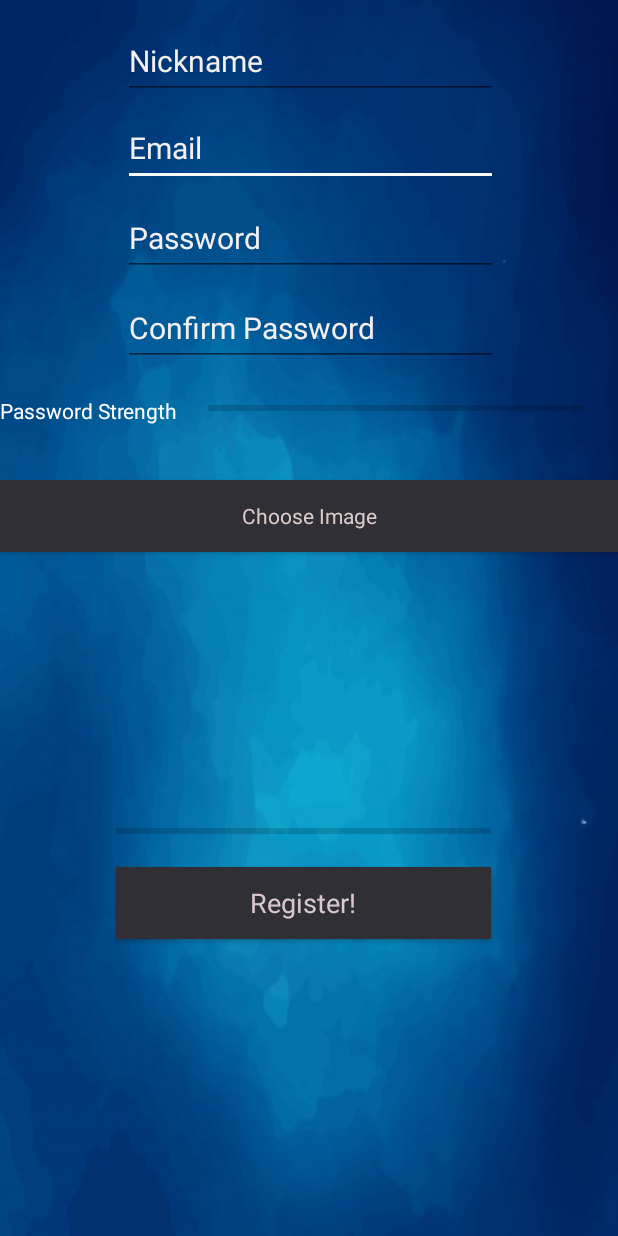
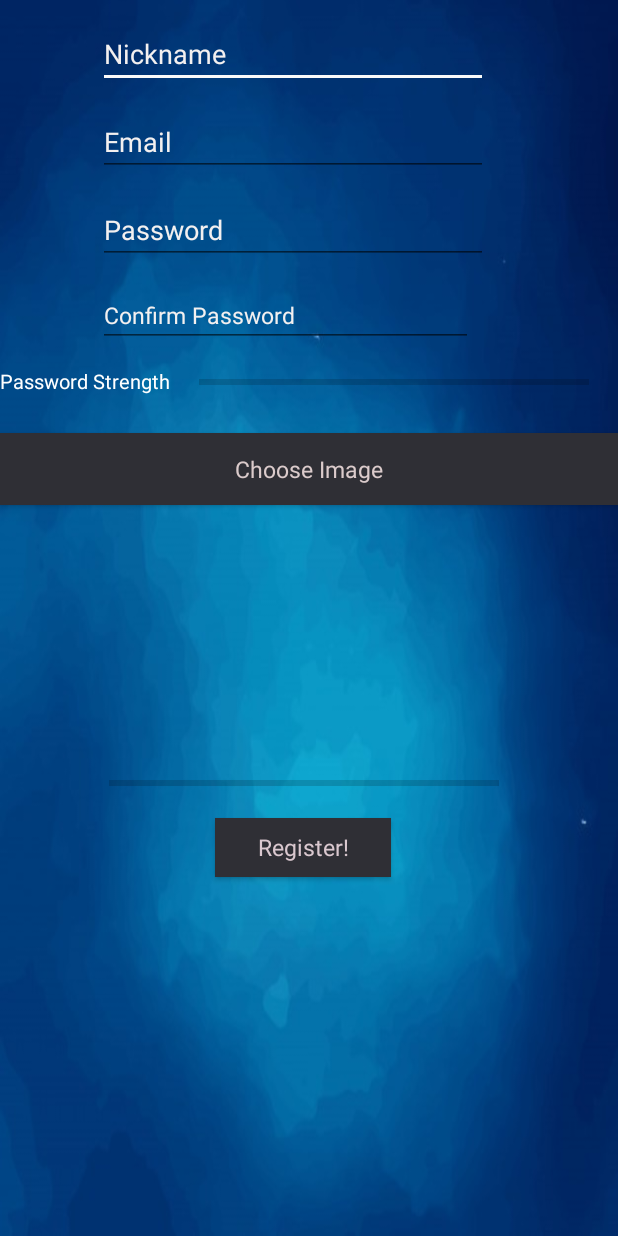
Before and after one commit to aymanm419/Messenger, an Android app: the registerActivity screen opened directly, with no data from a screen before it, on a phone screen of 412 x 824 dp. Run offline under Robolectric (Android 15) with nearby library versions, the phone set to English and light mode, and no system bars; our stand-ins replace Firebase (no records; nobody signed in at launch, a user with empty details on screens opened directly), sdp/ssp sizes.

Commit message:
Fix UI Scalability
-Add scalable DPI to project.
-Add scalable SP to project.
-fix all broken layouts

```diff
--- a/app/src/main/res/layout/activity_register.xml
+++ b/app/src/main/res/layout/activity_register.xml
@@ -20,140 +20,6 @@
         app:layout_constraintVertical_bias="0.0"
         app:srcCompat="@drawable/loginbackground" />
 
-    <EditText
-        android:id="@+id/emailRegisterText"
-        style="@style/AppTheme"
-        android:layout_width="250dp"
-        android:layout_height="50dp"
-        android:layout_marginTop="8dp"
-        android:ems="10"
-        android:hint="Email"
-        android:inputType="textWebEmailAddress|textPersonName"
-        android:textColor="#F3F0F0"
-        android:textColorHighlight="#F3F0F0"
-        android:textColorHint="#F3F0F0"
-        android:textColorLink="#F3F0F0"
-        android:textSize="20sp"
-        app:layout_constraintEnd_toEndOf="@+id/nickNameEditText"
-        app:layout_constraintStart_toStartOf="@+id/nickNameEditText"
-        app:layout_constraintTop_toBottomOf="@+id/nickNameEditText" />
-
-    <EditText
-        android:id="@+id/passwordRegisterText"
-        style="@style/AppTheme"
-        android:layout_width="250dp"
-        android:layout_height="50dp"
-        android:layout_marginTop="10dp"
-        android:ems="10"
-        android:hint="Password"
-        android:inputType="textPersonName|textPassword"
-        android:textColor="#F3F0F0"
-        android:textColorHighlight="#F3F0F0"
-        android:textColorHint="#F3F0F0"
-        android:textColorLink="#F3F0F0"
-        android:textSize="20sp"
-        app:layout_constraintEnd_toEndOf="@+id/emailRegisterText"
-        app:layout_constraintStart_toStartOf="@+id/emailRegisterText"
-        app:layout_constraintTop_toBottomOf="@+id/emailRegisterText" />
-
-    <EditText
-        android:id="@+id/passwordConfirmText"
-        style="@style/AppTheme"
-        android:layout_width="250dp"
-        android:layout_height="50dp"
-        android:layout_marginTop="10dp"
-        android:ems="10"
-        android:hint="Confirm Password"
-        android:inputType="textPersonName|textPassword"
-        android:textColor="#F3F0F0"
-        android:textColorHighlight="#F3F0F0"
-        android:textColorHint="#F3F0F0"
-        android:textColorLink="#F3F0F0"
-        android:textSize="20sp"
-        app:layout_constraintEnd_toEndOf="@+id/passwordRegisterText"
-        app:layout_constraintStart_toStartOf="@+id/passwordRegisterText"
-        app:layout_constraintTop_toBottomOf="@+id/passwordRegisterText" />
-
-    <Button
-        android:id="@+id/button"
-        style="@style/AppTheme"
-        android:layout_width="0dp"
-        android:layout_height="48dp"
-        android:layout_marginTop="16dp"
-        android:background="#2F2F35"
-        android:onClick="Register"
-        android:text="Register!"
-        android:textColor="#DAC8CF"
-        android:textSize="18sp"
-        app:layout_constraintEnd_toEndOf="@+id/progressBar"
-        app:layout_constraintStart_toStartOf="@+id/progressBar"
-        app:layout_constraintTop_toBottomOf="@+id/progressBar" />
-
-    <ProgressBar
-        android:id="@+id/passwordStrengthBar"
-        style="?android:attr/progressBarStyleHorizontal"
-        android:layout_width="250dp"
-        android:layout_height="wrap_content"
-        android:layout_marginStart="20dp"
-        android:layout_marginTop="20dp"
-        android:max="100"
-        android:progress="0"
-        app:layout_constraintStart_toEndOf="@+id/passwordStrenghtText"
-        app:layout_constraintTop_toBottomOf="@+id/passwordConfirmText" />
-
-    <TextView
-        android:id="@+id/passwordStrenghtText"
-        android:layout_width="wrap_content"
-        android:layout_height="wrap_content"
-        android:layout_marginTop="20dp"
-        android:text="Password Strength"
-        android:textColor="#FFFFFF"
-        app:layout_constraintStart_toStartOf="parent"
-        app:layout_constraintTop_toBottomOf="@+id/passwordConfirmText" />
-
-    <TextView
-        android:id="@+id/passwordStrengthPercent"
-        android:layout_width="wrap_content"
-        android:layout_height="wrap_content"
-        android:layout_marginStart="50dp"
-        android:layout_marginTop="290dp"
-        android:textColor="#FFFFFF"
-        app:layout_constraintStart_toStartOf="parent"
-        app:layout_constraintTop_toTopOf="parent" />
-
-    <EditText
-        android:id="@+id/nickNameEditText"
-        style="@style/AppTheme"
-        android:layout_width="250dp"
-        android:layout_height="50dp"
-        android:layout_marginStart="82dp"
-        android:layout_marginTop="16dp"
-        android:ems="10"
-        android:hint="Nickname"
-        android:inputType="textPersonName"
-        android:textColor="#F3F0F0"
-        android:textColorHighlight="#F3F0F0"
-        android:textColorHint="#F3F0F0"
-        android:textColorLink="#F3F0F0"
-        android:textSize="20sp"
-        app:layout_constraintStart_toStartOf="parent"
-        app:layout_constraintTop_toTopOf="@+id/RegisterBackground" />
-
-    <Button
-        android:id="@+id/uploadPictureButton"
-        style="@style/AppTheme"
-        android:layout_width="0dp"
-        android:layout_height="wrap_content"
-        android:layout_marginTop="40dp"
-        android:background="#2F2F35"
-        android:onClick="pickImage"
-        android:text="Choose Image"
-        android:textColor="#DBCBCB"
-        app:layout_constraintEnd_toEndOf="@+id/RegisterBackground"
-        app:layout_constraintHorizontal_bias="0.0"
-        app:layout_constraintStart_toStartOf="parent"
-        app:layout_constraintTop_toBottomOf="@+id/passwordStrengthBar" />
-
     <ImageView
         android:id="@+id/uploadImageView"
         android:layout_width="150dp"
@@ -167,12 +33,150 @@
         app:layout_constraintTop_toBottomOf="@+id/uploadPictureButton"
         app:srcCompat="@android:color/transparent" />
 
+    <EditText
+        android:id="@+id/nickNameEditText"
+        style="@style/AppTheme"
+        android:layout_width="@dimen/_200sdp"
+        android:layout_height="wrap_content"
+        android:layout_marginStart="@dimen/_50sdp"
+        android:layout_marginTop="@dimen/_10sdp"
+        android:ems="10"
+        android:hint="Nickname"
+        android:inputType="textPersonName"
+        android:singleLine="true"
+        android:textColor="#F3F0F0"
+        android:textColorHighlight="#F3F0F0"
+        android:textColorHint="#F3F0F0"
+        android:textColorLink="#F3F0F0"
+        android:textSize="@dimen/_14ssp"
+        app:layout_constraintStart_toStartOf="parent"
+        app:layout_constraintTop_toTopOf="@+id/RegisterBackground" />
+
+    <EditText
+        android:id="@+id/emailRegisterText"
+        style="@style/AppTheme"
+        android:layout_width="@dimen/_200sdp"
+        android:layout_height="wrap_content"
+        android:layout_marginStart="@dimen/_50sdp"
+        android:layout_marginTop="@dimen/_10sdp"
+        android:ems="10"
+        android:hint="Email"
+        android:inputType="textWebEmailAddress|textPersonName"
+        android:textColor="#F3F0F0"
+        android:textColorHighlight="#F3F0F0"
+        android:textColorHint="#F3F0F0"
+        android:textColorLink="#F3F0F0"
+        android:textSize="@dimen/_14ssp"
+        app:layout_constraintStart_toStartOf="parent"
+        app:layout_constraintTop_toBottomOf="@+id/nickNameEditText" />
+
+    <EditText
+        android:id="@+id/passwordRegisterText"
+        style="@style/AppTheme"
+        android:layout_width="@dimen/_200sdp"
+        android:layout_height="wrap_content"
+        android:layout_marginStart="@dimen/_50sdp"
+        android:layout_marginTop="@dimen/_10sdp"
+        android:ems="10"
+        android:hint="Password"
+        android:inputType="textPersonName|textPassword"
+        android:textColor="#F3F0F0"
+        android:textColorHighlight="#F3F0F0"
+        android:textColorHint="#F3F0F0"
+        android:textColorLink="#F3F0F0"
+        android:textSize="@dimen/_14ssp"
+        app:layout_constraintStart_toStartOf="parent"
+        app:layout_constraintTop_toBottomOf="@+id/emailRegisterText" />
+
+    <EditText
+        android:id="@+id/passwordConfirmText"
+        style="@style/AppTheme"
+        android:layout_width="250dp"
+        android:layout_height="wrap_content"
+        android:layout_marginStart="@dimen/_50sdp"
+        android:layout_marginTop="@dimen/_10sdp"
+        android:ems="10"
+        android:hint="Confirm Password"
+        android:inputType="textPersonName|textPassword"
+        android:textColor="#F3F0F0"
+        android:textColorHighlight="#F3F0F0"
+        android:textColorHint="#F3F0F0"
+        android:textColorLink="#F3F0F0"
+        android:textSize="@dimen/_12ssp"
+        app:layout_constraintStart_toStartOf="parent"
+        app:layout_constraintTop_toBottomOf="@+id/passwordRegisterText" />
+
+    <TextView
+        android:id="@+id/passwordStrenghtText"
+        android:layout_width="wrap_content"
+        android:layout_height="wrap_content"
+        android:layout_marginTop="@dimen/_10sdp"
+        android:text="Password Strength"
+        android:textColor="#FFFFFF"
+        android:textSize="@dimen/_10ssp"
+        app:layout_constraintStart_toStartOf="parent"
+        app:layout_constraintTop_toBottomOf="@+id/passwordConfirmText" />
+
+    <TextView
+        android:id="@+id/passwordStrengthPercent"
+        android:layout_width="wrap_content"
+        android:layout_height="wrap_content"
+        android:layout_marginStart="@dimen/_35sdp"
+        android:layout_marginTop="@dimen/_200sdp"
+        android:textColor="#FFFFFF"
+        android:textSize="@dimen/_10ssp"
+        app:layout_constraintStart_toStartOf="parent"
+        app:layout_constraintTop_toTopOf="parent" />
+
+    <Button
+        android:id="@+id/registerButton"
+        style="@style/AppTheme"
+        android:layout_width="@dimen/_90sdp"
+        android:layout_height="@dimen/_30sdp"
+        android:layout_marginStart="@dimen/_110sdp"
+        android:layout_marginTop="@dimen/_12sdp"
+        android:background="#2F2F35"
+        android:onClick="Register"
+        android:text="Register!"
+        android:textColor="#DAC8CF"
+        android:textSize="@dimen/_12ssp"
+        app:layout_constraintStart_toStartOf="parent"
+        app:layout_constraintTop_toBottomOf="@+id/progressBar" />
+
+    <Button
+        android:id="@+id/uploadPictureButton"
+        style="@style/AppTheme"
+        android:layout_width="match_parent"
+        android:layout_height="wrap_content"
+        android:layout_marginTop="@dimen/_20sdp"
+        android:background="#2F2F35"
+        android:onClick="pickImage"
+        android:text="Choose Image"
+        android:textColor="#DBCBCB"
+        android:textSize="@dimen/_12ssp"
+        app:layout_constraintEnd_toEndOf="@+id/RegisterBackground"
+        app:layout_constraintHorizontal_bias="0.0"
+        app:layout_constraintStart_toStartOf="parent"
+        app:layout_constraintTop_toBottomOf="@+id/passwordStrengthBar" />
+
+    <ProgressBar
+        android:id="@+id/passwordStrengthBar"
+        style="?android:attr/progressBarStyleHorizontal"
+        android:layout_width="@dimen/_200sdp"
+        android:layout_height="wrap_content"
+        android:layout_marginStart="@dimen/_15sdp"
+        android:layout_marginTop="@dimen/_12sdp"
+        android:max="100"
+        android:progress="0"
+        app:layout_constraintStart_toEndOf="@+id/passwordStrenghtText"
+        app:layout_constraintTop_toBottomOf="@+id/passwordConfirmText" />
+
     <ProgressBar
         android:id="@+id/progressBar"
         style="?android:attr/progressBarStyleHorizontal"
-        android:layout_width="250dp"
+        android:layout_width="@dimen/_200sdp"
         android:layout_height="wrap_content"
-        android:layout_marginTop="16dp"
+        android:layout_marginTop="@dimen/_12sdp"
         android:max="100"
         android:progress="0"
         app:layout_constraintEnd_toEndOf="@+id/uploadImageView"
--- a/app/src/main/res/layout/activity_users.xml
+++ b/app/src/main/res/layout/activity_users.xml
@@ -12,7 +12,7 @@
         android:layout_height="0dp"
         android:cacheColorHint="#00030303"
         android:divider="@color/colorPrimaryDark"
-        android:dividerHeight="1dp"
+        android:dividerHeight="@dimen/_1sdp"
         app:layout_constraintBottom_toBottomOf="parent"
         app:layout_constraintEnd_toEndOf="parent"
         app:layout_constraintStart_toStartOf="parent"
@@ -20,7 +20,7 @@
 
     <androidx.appcompat.widget.Toolbar
         android:id="@+id/toolbar"
-        android:layout_width="0dp"
+        android:layout_width="match_parent"
         android:layout_height="wrap_content"
         android:background="#3F51B5"
         android:clickable="false"
@@ -32,7 +32,7 @@
         app:popupTheme="@style/AppTheme"
         app:subtitleTextAppearance="@style/AppTheme"
         app:subtitleTextColor="#000000"
-        app:titleMargin="4dp"
+        app:titleMargin="@dimen/_2sdp"
         app:titleTextAppearance="@style/AppTheme"
         app:titleTextColor="#0A0A0A" />
 
```
Also changed, not shown: app/src/main/res/layout/activity_add_user.xml (+35 -39 lines), app/src/main/res/layout/activity_chat.xml (+8 -6 lines), app/src/main/res/layout/activity_main.xml (+23 -33 lines), app/src/main/res/layout/chat_image_layout.xml (+8 -7 lines), app/src/main/res/layout/chat_receiver_layout.xml (+8 -8 lines), app/src/main/res/layout/user_custom_layout.xml (+15 -13 lines).
